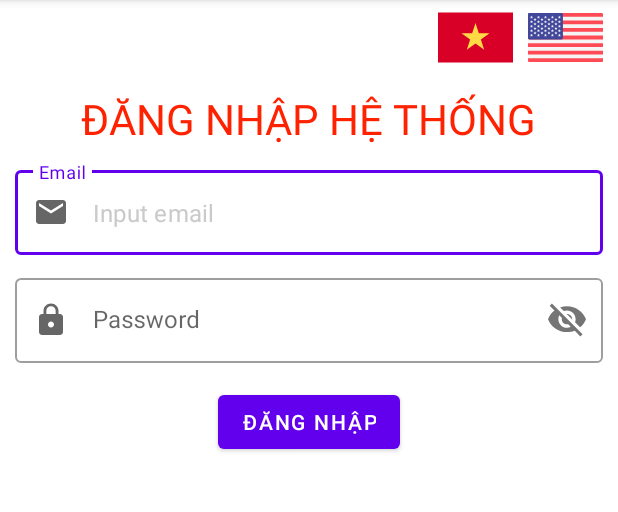
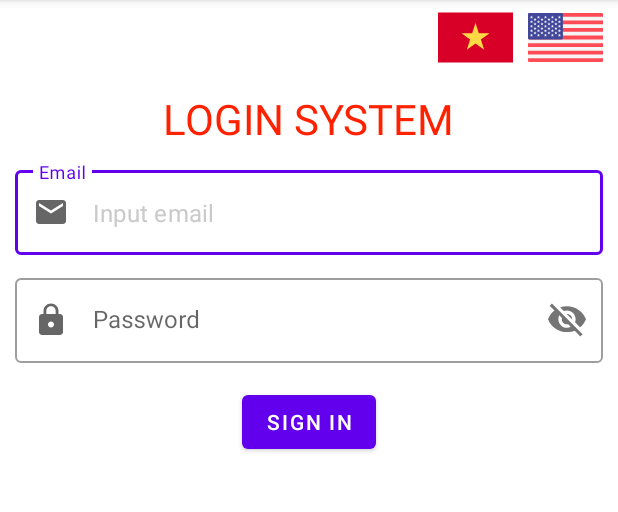
Before and after one commit to phamtanphat/StringResource20072021, an Android app: the screen it shows after launch (MainActivity), on a phone screen of 412 x 824 dp, the part 84-596 px from its top. Run offline under Robolectric (Android 15) with nearby library versions, the phone set to English and light mode, and no system bars.

```diff
--- a/app/src/main/res/values/strings.xml
+++ b/app/src/main/res/values/strings.xml
@@ -1,9 +1,9 @@
 <resources>
     <string name="app_name">StringResource20072021</string>
-    <string name="text_title_form_login">Đăng nhập hệ thống</string>
     <string name="text_hint_email">Email</string>
     <string name="text_hint_password">Password</string>
     <string name="text_placeholder_password">Input password</string>
     <string name="text_placeholder_email">Input email</string>
-    <string name="text_button_login">Đăng nhập</string>
+    <string name="text_button_login">Sign In</string>
+    <string name="text_title_form_login">Login System</string>
 </resources>
```
Also changed, not shown: 2 other files.
